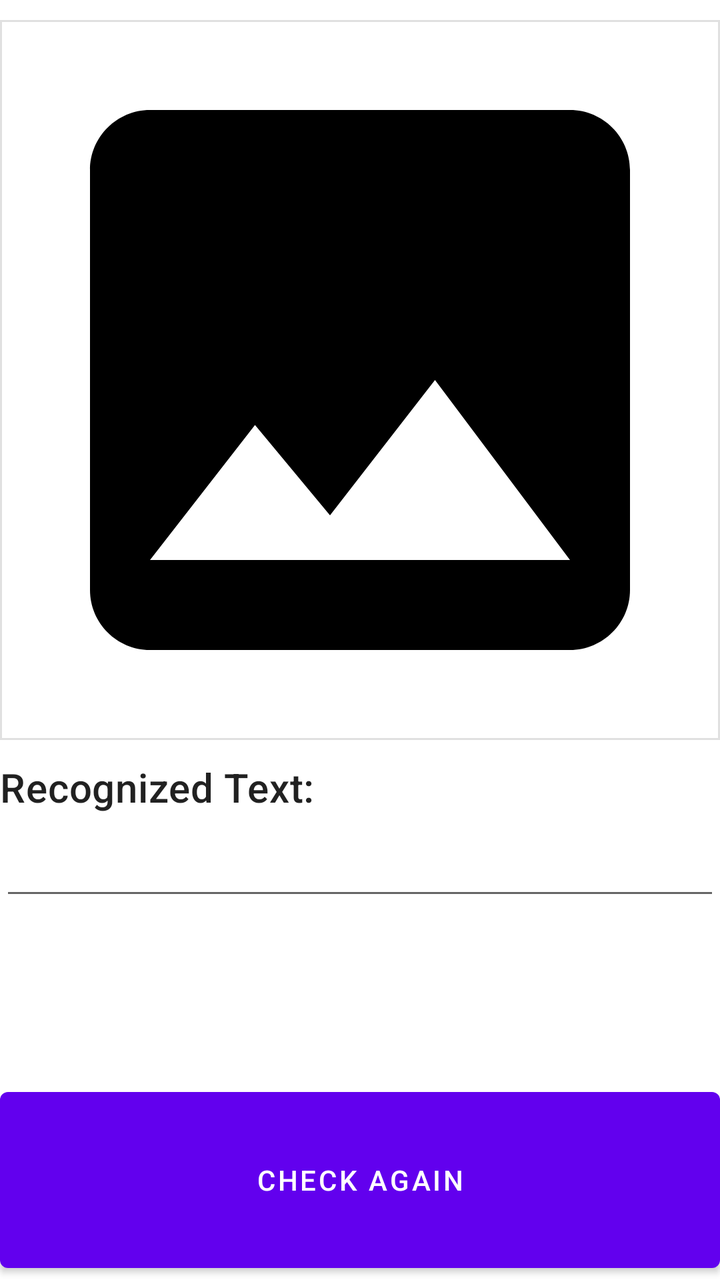
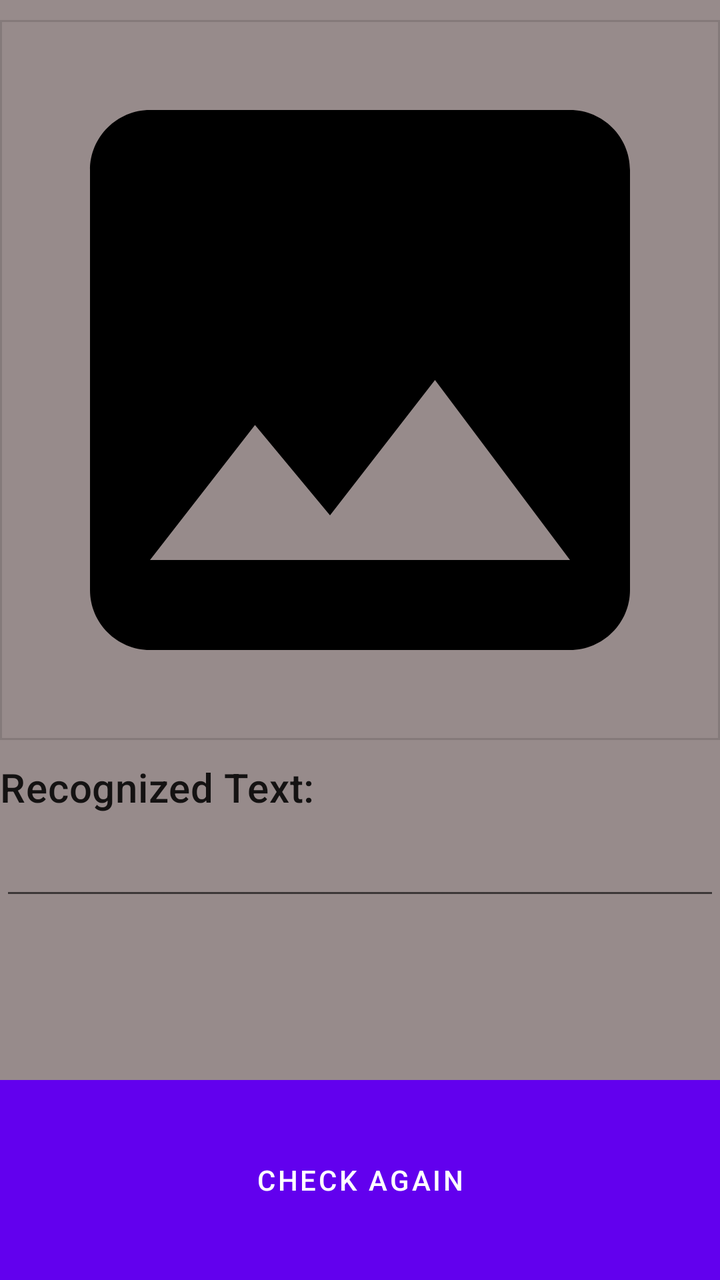

Screens rendered from an Android XML layout before and after an edit, with the pre-edit source and the edit as a unified diff.
<!-- AndroidManifest.xml: application theme Theme.ThirdEye -->
<!-- res/layout/activity_text_recognition_result.xml -->
<?xml version="1.0" encoding="utf-8"?>
<androidx.constraintlayout.widget.ConstraintLayout xmlns:android="http://schemas.android.com/apk/res/android"
    xmlns:app="http://schemas.android.com/apk/res-auto"
    xmlns:tools="http://schemas.android.com/tools"
    android:layout_width="match_parent"
    android:layout_height="match_parent"
    tools:context=".TextRecognitionResultActivity">

    <ScrollView
        android:id="@+id/idscrollview"
        android:layout_width="match_parent"
        android:layout_height="wrap_content"
        android:layout_marginTop="10dp"
        app:layout_constraintEnd_toEndOf="parent"
        app:layout_constraintStart_toStartOf="parent"
        app:layout_constraintTop_toTopOf="parent">

        <LinearLayout
            android:layout_width="match_parent"
            android:layout_height="wrap_content"
            android:orientation="vertical">


            <com.google.android.material.imageview.ShapeableImageView
                android:id="@+id/imageIv"
                android:layout_width="match_parent"
                android:layout_height="wrap_content"
                android:adjustViewBounds="true"
                android:src="@drawable/ic_baseline_image_24"
                app:strokeWidth="2dp" />

            <TextView
                style="@style/TextAppearance.MaterialComponents.Headline6"
                android:layout_width="match_parent"
                android:layout_height="wrap_content"
                android:layout_marginTop="10dp"
                android:text="Recognized Text:" />

            <EditText
                android:id="@+id/recognizedTextEt"
                android:layout_width="match_parent"
                android:layout_height="wrap_content"
                android:minHeight="48dp"
                android:textSize="12sp"
                tools:ignore="SpeakableTextPresentCheck" />


        </LinearLayout>
    </ScrollView>

    <LinearLayout
        android:id="@+id/linearLayout"
        android:layout_width="match_parent"
        android:layout_height="wrap_content"
        android:orientation="vertical"
        app:layout_constraintBottom_toBottomOf="parent"
        app:layout_constraintEnd_toEndOf="parent"
        app:layout_constraintStart_toStartOf="parent">

        <Button
            android:id="@+id/btnCheckagain"
            android:layout_width="match_parent"
            android:layout_height="100dp"
            android:text="Check Again" />
    </LinearLayout>


</androidx.constraintlayout.widget.ConstraintLayout>
<!-- resources referenced by this layout -->
<resources>
  <!-- drawable ic_baseline_image_24 (drawable) -->
  <vector android:height="24dp" android:tint="#000000"
      android:viewportHeight="24" android:viewportWidth="24"
      android:width="24dp" xmlns:android="http://schemas.android.com/apk/res/android">
      <path android:fillColor="@android:color/white" android:pathData="M21,19V5c0,-1.1 -0.9,-2 -2,-2H5c-1.1,0 -2,0.9 -2,2v14c0,1.1 0.9,2 2,2h14c1.1,0 2,-0.9 2,-2zM8.5,13.5l2.5,3.01L14.5,12l4.5,6H5l3.5,-4.5z"/>
  </vector>
  <style name="Theme.ThirdEye" parent="Theme.MaterialComponents.DayNight.DarkActionBar">
          
          <item name="colorPrimary">@color/purple_500</item>
          <item name="colorPrimaryVariant">@color/purple_700</item>
          <item name="colorOnPrimary">@color/white</item>
          
          <item name="colorSecondary">@color/teal_200</item>
          <item name="colorSecondaryVariant">@color/teal_700</item>
          <item name="colorOnSecondary">@color/black</item>
          
          <item name="android:statusBarColor">?attr/colorPrimaryVariant</item>
          
      </style>
  <color name="purple_500">#FF6200EE</color>
  <color name="purple_700">#FF3700B3</color>
  <color name="white">#FFFFFFFF</color>
  <color name="teal_200">#FF03DAC5</color>
  <color name="teal_700">#FF018786</color>
  <color name="black">#FF000000</color>
</resources>

<!-- the commit's change to res/layout/activity_text_recognition_result.xml (unified diff, before → after) -->
@@ -4,6 +4,7 @@
     xmlns:tools="http://schemas.android.com/tools"
     android:layout_width="match_parent"
     android:layout_height="match_parent"
+    android:background="#978B8B"
     tools:context=".TextRecognitionResultActivity">
 
     <ScrollView
@@ -61,6 +62,7 @@
             android:id="@+id/btnCheckagain"
             android:layout_width="match_parent"
             android:layout_height="100dp"
+            android:background="#7C7777"
             android:text="Check Again" />
     </LinearLayout>
 
